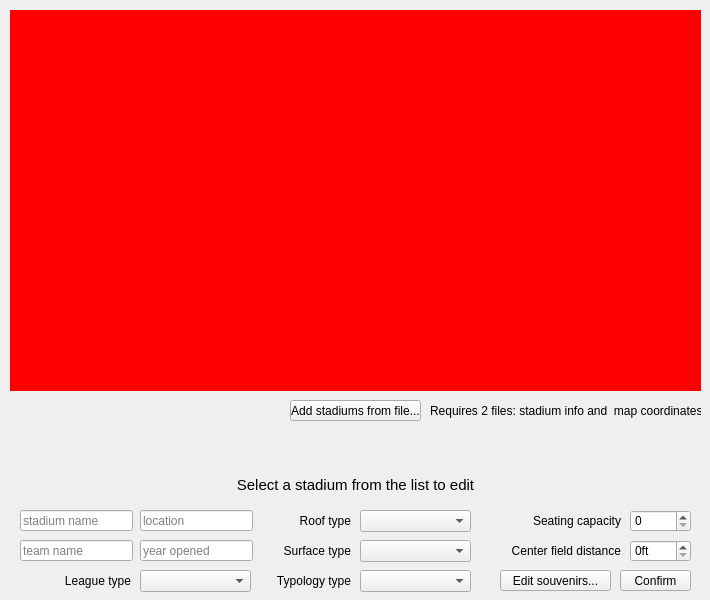
Old version of the form src/views/adminview.ui in the repository minorleaguegrayonassociates/GrayonSlam.
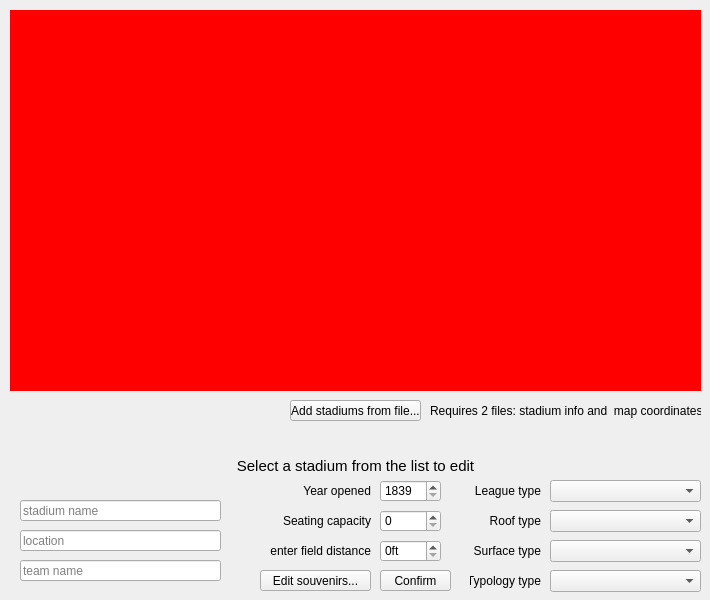
New version of the form.

Commit message: Rearrange stadium list page. Finish fillStadiumEditFields

Patch:
```diff
--- a/src/views/adminview.ui
+++ b/src/views/adminview.ui
@@ -55,7 +55,7 @@
     <widget class="QPushButton" name="pushButton_stadEditSouvenirs">
      <property name="geometry">
       <rect>
-       <x>500</x>
+       <x>260</x>
        <y>570</y>
        <width>111</width>
        <height>21</height>
@@ -69,8 +69,8 @@
      <property name="geometry">
       <rect>
        <x>20</x>
-       <y>510</y>
-       <width>113</width>
+       <y>500</y>
+       <width>201</width>
        <height>21</height>
       </rect>
      </property>
@@ -81,9 +81,9 @@
     <widget class="QLineEdit" name="lineEdit_stadLocation">
      <property name="geometry">
       <rect>
-       <x>140</x>
-       <y>510</y>
-       <width>113</width>
+       <x>20</x>
+       <y>530</y>
+       <width>201</width>
        <height>21</height>
       </rect>
      </property>
@@ -91,25 +91,12 @@
       <string>location</string>
      </property>
     </widget>
-    <widget class="QLineEdit" name="lineEdit_stadYearOpened">
-     <property name="geometry">
-      <rect>
-       <x>140</x>
-       <y>540</y>
-       <width>113</width>
-       <height>21</height>
-      </rect>
-     </property>
-     <property name="placeholderText">
-      <string>year opened</string>
-     </property>
-    </widget>
     <widget class="QLineEdit" name="lineEdit_stadTeamName">
      <property name="geometry">
       <rect>
        <x>20</x>
-       <y>540</y>
-       <width>113</width>
+       <y>560</y>
+       <width>201</width>
        <height>21</height>
       </rect>
      </property>
@@ -120,7 +107,7 @@
     <widget class="QPushButton" name="pushButton_stadConfirmEdit">
      <property name="geometry">
       <rect>
-       <x>620</x>
+       <x>380</x>
        <y>570</y>
        <width>71</width>
        <height>21</height>
@@ -133,7 +120,7 @@
     <widget class="QSpinBox" name="spinBox_stadSeatCap">
      <property name="geometry">
       <rect>
-       <x>630</x>
+       <x>380</x>
        <y>510</y>
        <width>61</width>
        <height>22</height>
@@ -143,7 +130,7 @@
     <widget class="QSpinBox" name="spinBox_stadCenterDist">
      <property name="geometry">
       <rect>
-       <x>630</x>
+       <x>380</x>
        <y>540</y>
        <width>61</width>
        <height>22</height>
@@ -156,9 +143,9 @@
     <widget class="QLabel" name="label_stadSeatCapInfo">
      <property name="geometry">
       <rect>
-       <x>510</x>
+       <x>270</x>
        <y>510</y>
-       <width>111</width>
+       <width>101</width>
        <height>21</height>
       </rect>
      </property>
@@ -172,9 +159,9 @@
     <widget class="QLabel" name="label_stadCenterDistInfo">
      <property name="geometry">
       <rect>
-       <x>510</x>
+       <x>270</x>
        <y>540</y>
-       <width>111</width>
+       <width>101</width>
        <height>21</height>
       </rect>
      </property>
@@ -188,9 +175,9 @@
     <widget class="QComboBox" name="comboBox_stadRoof">
      <property name="geometry">
       <rect>
-       <x>360</x>
+       <x>550</x>
        <y>510</y>
-       <width>111</width>
+       <width>151</width>
        <height>22</height>
       </rect>
      </property>
@@ -218,9 +205,9 @@
     <widget class="QComboBox" name="comboBox_stadSurface">
      <property name="geometry">
       <rect>
-       <x>360</x>
+       <x>550</x>
        <y>540</y>
-       <width>111</width>
+       <width>151</width>
        <height>22</height>
       </rect>
      </property>
@@ -243,9 +230,9 @@
     <widget class="QComboBox" name="comboBox_stadTypology">
      <property name="geometry">
       <rect>
-       <x>360</x>
+       <x>550</x>
        <y>570</y>
-       <width>111</width>
+       <width>151</width>
        <height>22</height>
       </rect>
      </property>
@@ -289,7 +276,7 @@
      <property name="geometry">
       <rect>
        <x>230</x>
-       <y>469</y>
+       <y>450</y>
        <width>251</width>
        <height>31</height>
       </rect>
@@ -307,9 +294,9 @@
     <widget class="QLabel" name="label_stadRoofInfo">
      <property name="geometry">
       <rect>
-       <x>270</x>
+       <x>470</x>
        <y>510</y>
-       <width>81</width>
+       <width>71</width>
        <height>21</height>
       </rect>
      </property>
@@ -323,9 +310,9 @@
     <widget class="QLabel" name="label_stadSurfaceInfo">
      <property name="geometry">
       <rect>
-       <x>270</x>
+       <x>470</x>
        <y>540</y>
-       <width>81</width>
+       <width>71</width>
        <height>21</height>
       </rect>
      </property>
@@ -339,9 +326,9 @@
     <widget class="QLabel" name="label_stadTypologyInfo">
      <property name="geometry">
       <rect>
-       <x>270</x>
+       <x>470</x>
        <y>570</y>
-       <width>81</width>
+       <width>71</width>
        <height>21</height>
       </rect>
      </property>
@@ -371,9 +358,9 @@
     <widget class="QComboBox" name="comboBox_stadTeamLeague">
      <property name="geometry">
       <rect>
-       <x>140</x>
-       <y>570</y>
-       <width>111</width>
+       <x>550</x>
+       <y>480</y>
+       <width>151</width>
        <height>22</height>
       </rect>
      </property>
@@ -396,9 +383,9 @@
     <widget class="QLabel" name="label_stadTeamLeagueInfo">
      <property name="geometry">
       <rect>
-       <x>50</x>
-       <y>570</y>
-       <width>81</width>
+       <x>470</x>
+       <y>480</y>
+       <width>71</width>
        <height>21</height>
       </rect>
      </property>
@@ -409,6 +396,38 @@
       <set>Qt::AlignRight|Qt::AlignTrailing|Qt::AlignVCenter</set>
      </property>
     </widget>
+    <widget class="QSpinBox" name="spinBox_stadYearOpened">
+     <property name="geometry">
+      <rect>
+       <x>380</x>
+       <y>480</y>
+       <width>61</width>
+       <height>22</height>
+      </rect>
+     </property>
+     <property name="minimum">
+      <number>1839</number>
+     </property>
+     <property name="maximum">
+      <number>2100</number>
+     </property>
+    </widget>
+    <widget class="QLabel" name="label_stadCenterDistInfo_2">
+     <property name="geometry">
+      <rect>
+       <x>270</x>
+       <y>480</y>
+       <width>101</width>
+       <height>21</height>
+      </rect>
+     </property>
+     <property name="text">
+      <string>Year opened</string>
+     </property>
+     <property name="alignment">
+      <set>Qt::AlignRight|Qt::AlignTrailing|Qt::AlignVCenter</set>
+     </property>
+    </widget>
    </widget>
    <widget class="QWidget" name="page_souvenirs">
     <widget class="QWidget" name="widget_souvAvailableList" native="true">
```
The commit also changes 2 other files.
